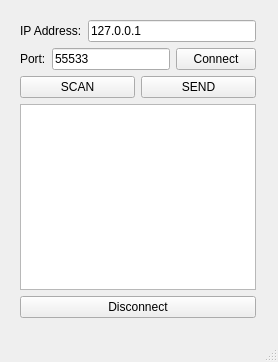
First picture: the form in client/clientgui.ui, repository pvavercak/flat_repo, before the edit.
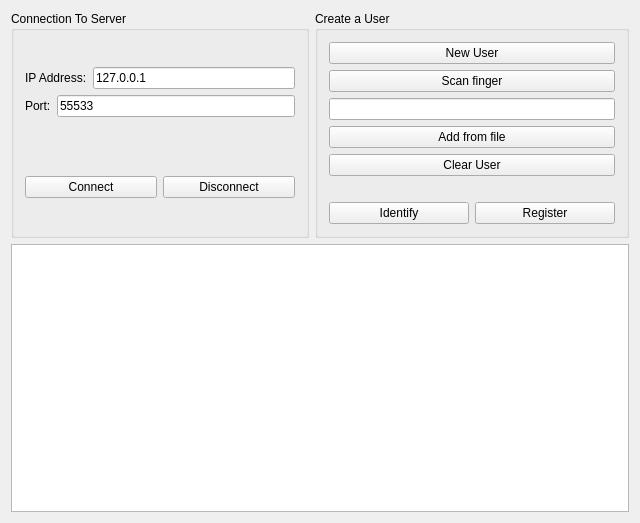
Second picture: the form after the edit.

Commit message: Client: Server: improved data sending to server

Diff of the .ui file:
```diff
--- a/client/clientgui.ui
+++ b/client/clientgui.ui
@@ -6,26 +6,27 @@
    <rect>
     <x>0</x>
     <y>0</y>
-    <width>278</width>
-    <height>362</height>
+    <width>640</width>
+    <height>523</height>
    </rect>
   </property>
   <property name="windowTitle">
    <string>ClientGUI</string>
   </property>
   <widget class="QWidget" name="centralWidget">
-   <widget class="QWidget" name="layoutWidget">
-    <property name="geometry">
-     <rect>
-      <x>9</x>
-      <y>9</y>
-      <width>258</width>
-      <height>320</height>
-     </rect>
-    </property>
+   <layout class="QGridLayout" name="gridLayout_4">
+    <item row="0" column="0">
+     <widget class="QGroupBox" name="groupBox">
+      <property name="title">
+       <string>Connection To Server</string>
+      </property>
+      <layout class="QGridLayout" name="gridLayout_2">
+       <item row="0" column="0">
     <layout class="QGridLayout" name="gridLayout">
      <item row="0" column="0">
-      <layout class="QHBoxLayout" name="horizontalLayout">
+          <layout class="QVBoxLayout" name="verticalLayout_2">
+           <item>
+            <layout class="QHBoxLayout" name="horizontalLayout_3">
        <item>
         <widget class="QLabel" name="ipaddrlabel">
          <property name="text">
@@ -42,36 +43,8 @@
        </item>
       </layout>
      </item>
-     <item row="2" column="0">
-      <layout class="QHBoxLayout" name="horizontalLayout_3">
        <item>
-        <widget class="QPushButton" name="scan">
-         <property name="text">
-          <string>SCAN</string>
-         </property>
-        </widget>
-       </item>
-       <item>
-        <widget class="QPushButton" name="send">
-         <property name="text">
-          <string>SEND</string>
-         </property>
-        </widget>
-       </item>
-      </layout>
-     </item>
-     <item row="7" column="0">
-      <widget class="QPushButton" name="disconnect">
-       <property name="text">
-        <string>Disconnect</string>
-       </property>
-      </widget>
-     </item>
-     <item row="6" column="0">
-      <widget class="QTextEdit" name="clientconsole"/>
-     </item>
-     <item row="1" column="0">
-      <layout class="QHBoxLayout" name="horizontalLayout_2">
+            <layout class="QHBoxLayout" name="horizontalLayout_4">
        <item>
         <widget class="QLabel" name="portlabel">
          <property name="text">
@@ -86,6 +59,25 @@
          </property>
         </widget>
        </item>
+            </layout>
+           </item>
+          </layout>
+         </item>
+         <item row="1" column="0">
+          <spacer name="horizontalSpacer">
+           <property name="orientation">
+            <enum>Qt::Horizontal</enum>
+           </property>
+           <property name="sizeHint" stdset="0">
+            <size>
+             <width>273</width>
+             <height>28</height>
+            </size>
+           </property>
+          </spacer>
+         </item>
+         <item row="2" column="0">
+          <layout class="QHBoxLayout" name="horizontalLayout_2">
        <item>
         <widget class="QPushButton" name="connectToServer">
          <property name="text">
@@ -93,12 +85,124 @@
          </property>
         </widget>
        </item>
+           <item>
+            <widget class="QPushButton" name="disconnect">
+             <property name="text">
+              <string>Disconnect</string>
+             </property>
+            </widget>
+           </item>
       </layout>
      </item>
     </layout>
-   </widget>
-  </widget>
-  <widget class="QStatusBar" name="statusBar"/>
+       </item>
+      </layout>
+     </widget>
+    </item>
+    <item row="1" column="0" colspan="3">
+     <widget class="QTextEdit" name="clientconsole">
+      <property name="readOnly">
+       <bool>true</bool>
+      </property>
+      <property name="html">
+       <string>&lt;!DOCTYPE HTML PUBLIC &quot;-//W3C//DTD HTML 4.0//EN&quot; &quot;http://www.w3.org/TR/REC-html40/strict.dtd&quot;&gt;
+&lt;html&gt;&lt;head&gt;&lt;meta name=&quot;qrichtext&quot; content=&quot;1&quot; /&gt;&lt;style type=&quot;text/css&quot;&gt;
+p, li { white-space: pre-wrap; }
+&lt;/style&gt;&lt;/head&gt;&lt;body style=&quot; font-family:'Ubuntu'; font-size:10pt; font-weight:400; font-style:normal;&quot;&gt;
+&lt;p style=&quot;-qt-paragraph-type:empty; margin-top:0px; margin-bottom:0px; margin-left:0px; margin-right:0px; -qt-block-indent:0; text-indent:0px;&quot;&gt;&lt;br /&gt;&lt;/p&gt;&lt;/body&gt;&lt;/html&gt;</string>
+      </property>
+     </widget>
+    </item>
+    <item row="0" column="1" colspan="2">
+     <widget class="QGroupBox" name="groupBox_2">
+      <property name="title">
+       <string>Create a User</string>
+      </property>
+      <layout class="QGridLayout" name="gridLayout_3">
+       <item row="0" column="0">
+        <layout class="QVBoxLayout" name="verticalLayout">
+         <item>
+          <widget class="QPushButton" name="newUserButton">
+           <property name="text">
+            <string>New User</string>
+           </property>
+          </widget>
+         </item>
+         <item>
+          <widget class="QPushButton" name="scan">
+           <property name="text">
+            <string>Scan finger</string>
+           </property>
+          </widget>
+         </item>
+         <item>
+          <widget class="QLineEdit" name="pathToFingerImage"/>
+         </item>
+         <item>
+          <widget class="QPushButton" name="addFromFileButton">
+           <property name="text">
+            <string>Add from file</string>
+           </property>
+          </widget>
+         </item>
+         <item>
+          <widget class="QPushButton" name="clearUserButton">
+           <property name="text">
+            <string>Clear User</string>
+           </property>
+          </widget>
+         </item>
+        </layout>
+       </item>
+       <item row="1" column="0">
+        <spacer name="horizontalSpacer_2">
+         <property name="orientation">
+          <enum>Qt::Horizontal</enum>
+         </property>
+         <property name="sizeHint" stdset="0">
+          <size>
+           <width>293</width>
+           <height>20</height>
+          </size>
+         </property>
+        </spacer>
+       </item>
+       <item row="2" column="0">
+        <layout class="QHBoxLayout" name="horizontalLayout">
+         <item>
+          <widget class="QPushButton" name="identifyButton">
+           <property name="text">
+            <string>Identify</string>
+           </property>
+          </widget>
+         </item>
+         <item>
+          <widget class="QPushButton" name="registerButton">
+           <property name="text">
+            <string>Register</string>
+           </property>
+          </widget>
+         </item>
+        </layout>
+       </item>
+      </layout>
+     </widget>
+    </item>
+   </layout>
+  </widget>
+  <action name="actionConfigure">
+   <property name="checkable">
+    <bool>false</bool>
+   </property>
+   <property name="text">
+    <string>Configure</string>
+   </property>
+  </action>
+  <action name="actionCreate_new_user">
+   <property name="text">
+    <string>Create new user</string>
+   </property>
+  </action>
  </widget>
  <layoutdefault spacing="6" margin="11"/>
  <resources/>
```
Lines whose indentation alone changed are shown as unchanged. The commit also changes 14 other files.
